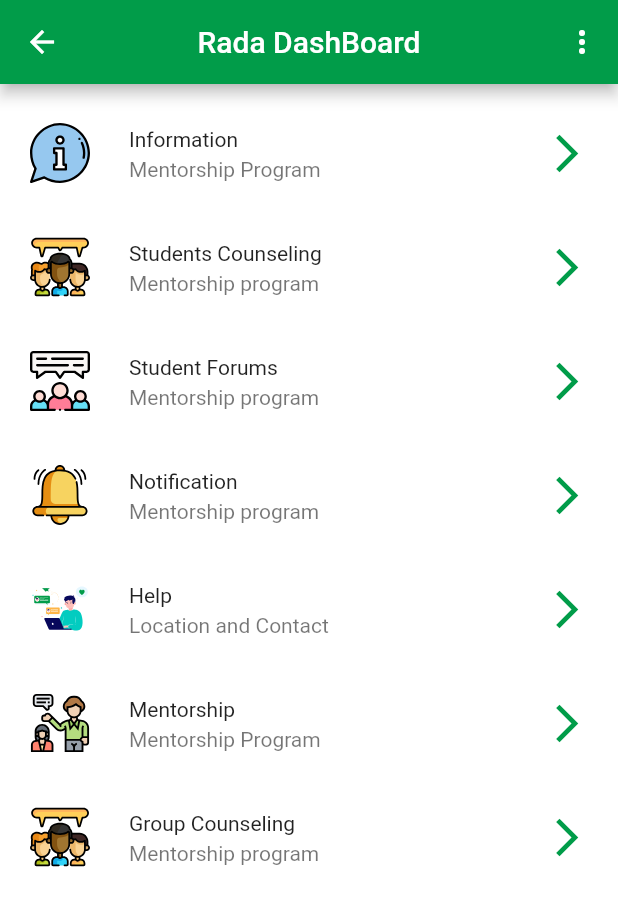
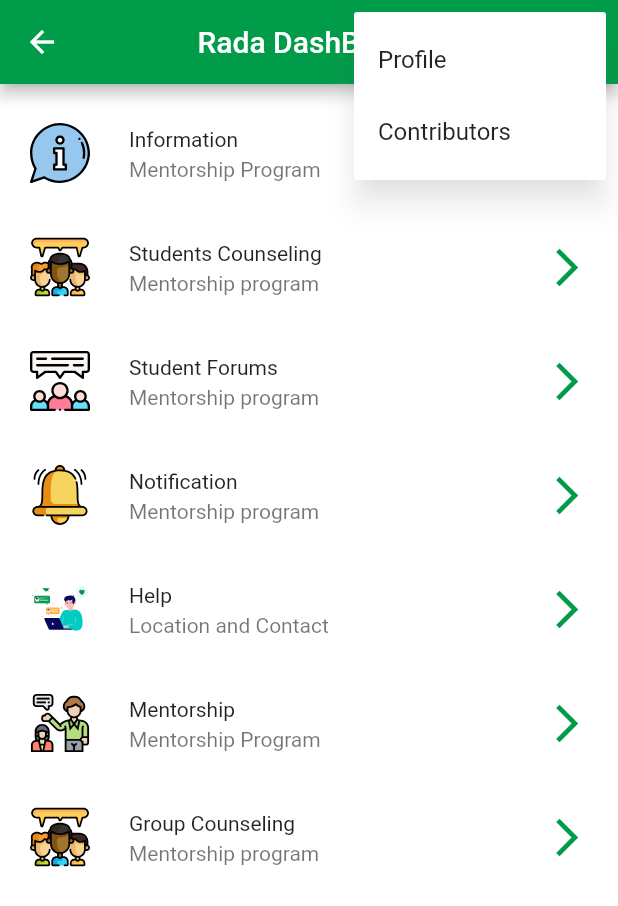
Before and after one commit to omondibrian/Rada-Egerton, a Flutter app: the Dashboard screen opened by its route, after a tap on the "more vert" icon, on a phone screen of 412 x 824 dp. Shown: the top 906 px of the screen. Run offline on Flutter 3.47's test engine with Material 2 defaults, Android fonts, the phone set to English and light mode, and no system bars; our stand-ins replace flutter_rating_bar, flutter_svg, google_maps_flutter.

Commit message:
added popup menu in dashboard

```diff
--- a/lib/app_routing.dart
+++ b/lib/app_routing.dart
@@ -1,5 +1,7 @@
 import 'package:flutter/material.dart';
 import 'package:rada_egerton/constants.dart';
+import 'package:rada_egerton/screens/Contributors.dart';
+import 'package:rada_egerton/screens/Profile.dart';
 import 'package:rada_egerton/screens/chat.dart/chat.dart';
 import 'package:rada_egerton/screens/counseling.dart';
 import 'package:rada_egerton/screens/dashboard.dart';
@@ -47,6 +49,10 @@ Route<dynamic> generateRoute(RouteSettings settings) {
       return MaterialPageRoute(builder: (context) => Forum());
     case AppRoutes.notification:
       return MaterialPageRoute(builder: (context) => UserNotification());
+    case AppRoutes.profile:
+      return MaterialPageRoute(builder: (context) => Profile());
+    case AppRoutes.contributors:
+      return MaterialPageRoute(builder: (context) => Contributors());
     default:
       return MaterialPageRoute(builder: (context) => PageNotFound());
   }
--- a/lib/constants.dart
+++ b/lib/constants.dart
@@ -14,4 +14,6 @@ class AppRoutes {
   static const connectionError = "/connectionError";
   static const terms = "/terms";
   static const chat = "/chat";
+  static const profile = "/profile";
+  static const contributors = "/contributors";
 }
--- /dev/null
+++ b/lib/screens/Contributors.dart
@@ -0,0 +1,12 @@
+import 'package:flutter/material.dart';
+
+class Contributors extends StatelessWidget {
+  const Contributors({ Key? key }) : super(key: key);
+
+  @override
+  Widget build(BuildContext context) {
+    return Container(
+
+    );
+  }
+}
--- /dev/null
+++ b/lib/screens/Profile.dart
@@ -0,0 +1,12 @@
+import 'package:flutter/material.dart';
+
+class Profile extends StatelessWidget {
+  const Profile({ Key? key }) : super(key: key);
+
+  @override
+  Widget build(BuildContext context) {
+    return Container(
+
+    );
+  }
+}
--- a/lib/screens/dashboard.dart
+++ b/lib/screens/dashboard.dart
@@ -3,6 +3,11 @@ import 'package:flutter_svg/flutter_svg.dart';
 import 'package:rada_egerton/constants.dart';
 
 import '../sizeConfig.dart';
+
+enum FilterOptions {
+  Profile,
+  Contributors,
+}
 
 class Dashboard extends StatelessWidget {
   Widget dashBoardBuilder(BuildContext ctx, int index) {
@@ -39,7 +44,30 @@ class Dashboard extends StatelessWidget {
   Widget build(BuildContext context) {
     return Scaffold(
       appBar: AppBar(
-        actions: [IconButton(onPressed: () {}, icon: Icon(Icons.more_vert))],
+        actions: [
+          PopupMenuButton(
+            onSelected: (FilterOptions selectedValue) {
+              if (selectedValue == FilterOptions.Profile) {
+                Navigator.of(context).pushNamed(AppRoutes.profile);
+              } else {
+                Navigator.of(context).pushNamed(AppRoutes.contributors);
+              }
+            },
+            icon: Icon(
+              Icons.more_vert,
+            ),
+            itemBuilder: (_) => [
+              PopupMenuItem(
+                child: Text('Profile'),
+                value: FilterOptions.Profile,
+              ),
+              PopupMenuItem(
+                child: Text('Contributors'),
+                value: FilterOptions.Contributors,
+              ),
+            ],
+          ),
+        ],
         title: Text('Rada DashBoard'),
         centerTitle: true,
       ),
```
